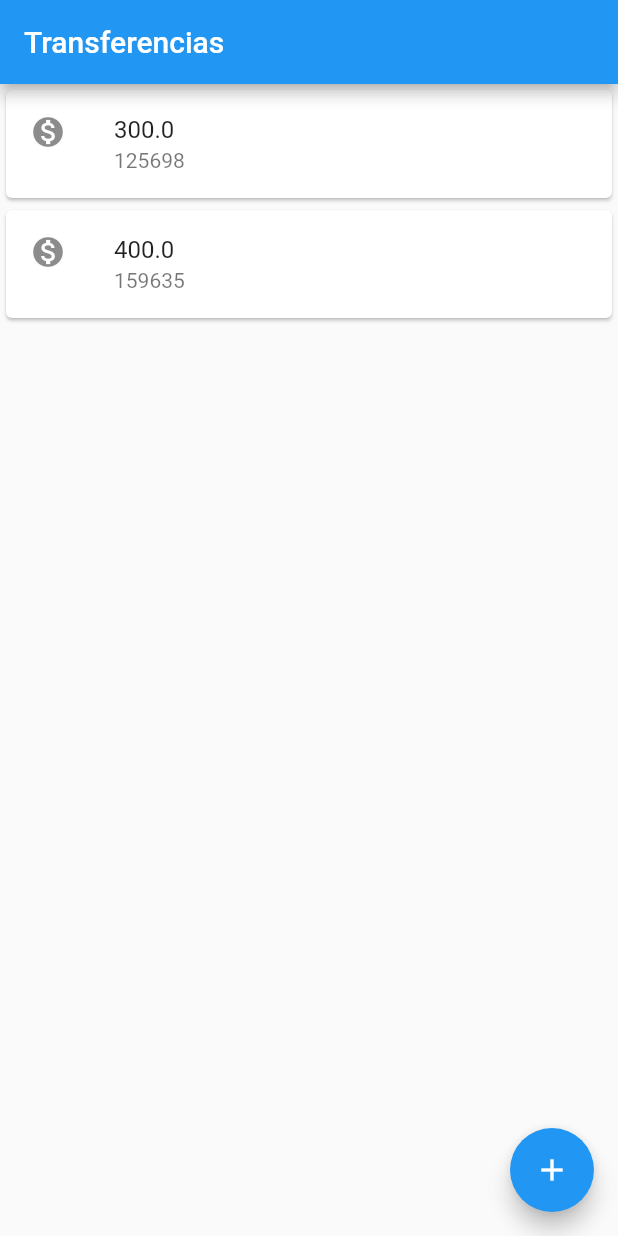
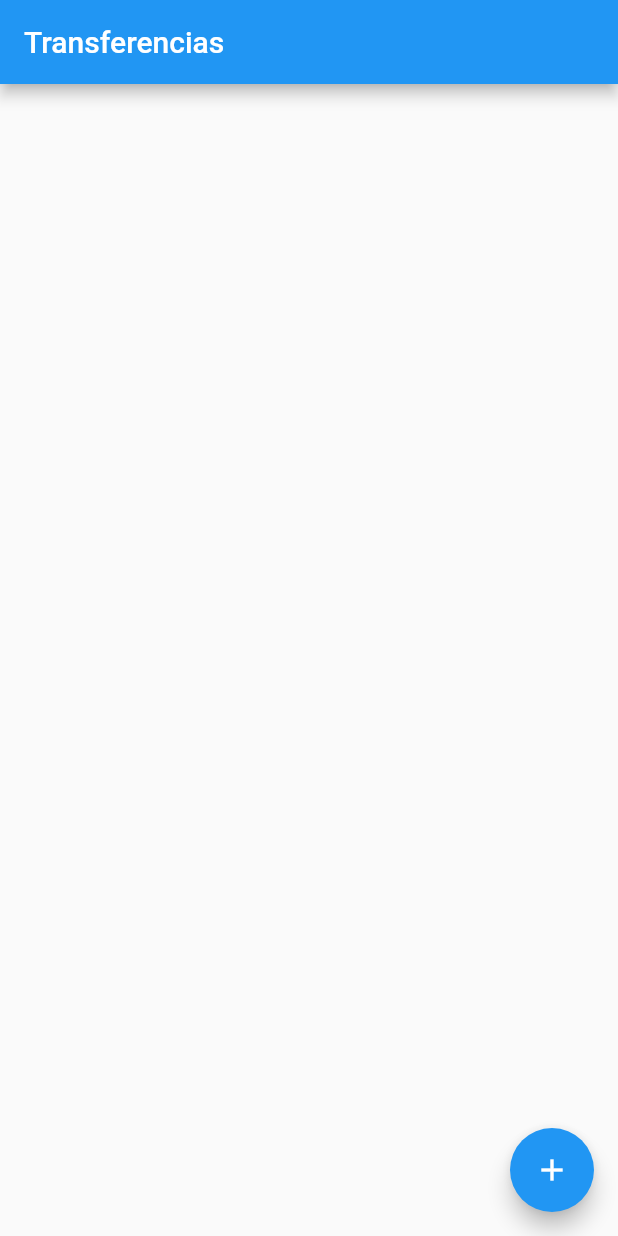
Before and after one commit to JulioCRodrigues/bytebank_alura, a Flutter app: the screen it shows after launch, on a phone screen of 412 x 824 dp. Run offline on Flutter 3.47's test engine with Material 2 defaults, Android fonts, the phone set to English and light mode, and no system bars.

Commit message:
Criação de lista dinamica

```diff
--- a/lib/main.dart
+++ b/lib/main.dart
@@ -87,16 +87,20 @@ class Editor extends StatelessWidget {
 
 // cria lista de transferencia na tela principal de visualização
 class ListaTransferencia extends StatelessWidget{
+
+  final List<Transferencia> _transferencias = List();
+
   @override
   Widget build(BuildContext context) {
     return Scaffold(
       appBar: AppBar(
         title: Text('Transferencias'),),
-      body: Column(
-        children: <Widget>[
-          ItemTransferencia(Transferencia(300, 125698)),
-          ItemTransferencia(Transferencia(400, 159635)),
-        ],
+      body: ListView.builder(
+          itemCount: _transferencias.length,
+          itemBuilder: (context, indice){
+            final transferencia = _transferencias[indice];
+              return ItemTransferencia(transferencia);
+          } ,
       ),
       floatingActionButton: FloatingActionButton(
         child: Icon(Icons.add),
@@ -107,6 +111,7 @@ class ListaTransferencia extends StatelessWidget{
           future.then((transferenciaRecebida){
             debugPrint('chegou no then do future');
             debugPrint('$transferenciaRecebida');
+            _transferencias.add(transferenciaRecebida);
           });
         },
       ),
```
